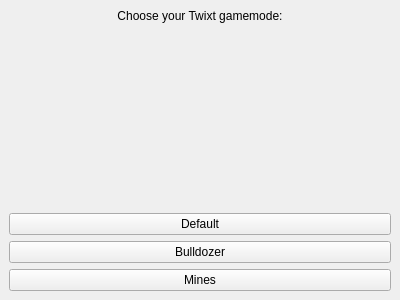
onisimm/Cookie-Byte-10LF323, file Project/QT/mainwindow.ui: the form before one commit.
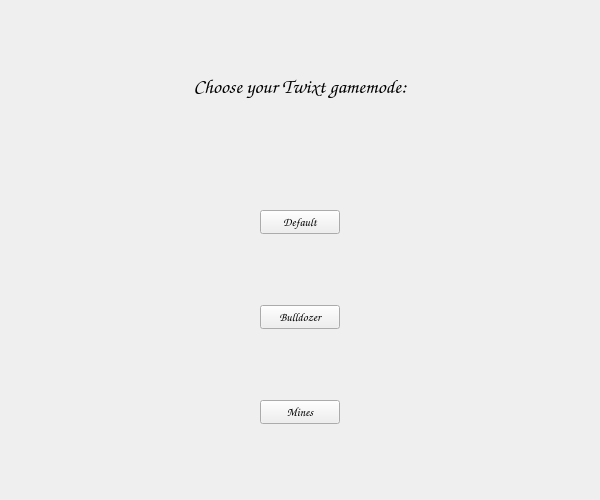
The form after the commit.

The edit to the form file:
```diff
--- a/Project/QT/mainwindow.ui
+++ b/Project/QT/mainwindow.ui
@@ -6,17 +6,41 @@
    <rect>
     <x>0</x>
     <y>0</y>
-    <width>400</width>
-    <height>300</height>
+    <width>600</width>
+    <height>500</height>
    </rect>
   </property>
   <property name="windowTitle">
    <string>Twixt Game</string>
   </property>
+  <property name="layoutDirection">
+   <enum>Qt::LeftToRight</enum>
+  </property>
+  <property name="autoFillBackground">
+   <bool>true</bool>
+  </property>
+  <property name="tabShape">
+   <enum>QTabWidget::Rounded</enum>
+  </property>
   <widget class="QWidget" name="centralWidget">
    <layout class="QVBoxLayout" name="verticalLayout">
     <item>
      <widget class="QLabel" name="titleLabel">
+      <property name="sizePolicy">
+       <sizepolicy hsizetype="Preferred" vsizetype="Maximum">
+        <horstretch>0</horstretch>
+        <verstretch>0</verstretch>
+       </sizepolicy>
+      </property>
+      <property name="font">
+       <font>
+        <family>Comic Sans MS</family>
+        <pointsize>15</pointsize>
+       </font>
+      </property>
+      <property name="text">
+       <string>Choose your Twixt gamemode:</string>
+      </property>
       <property name="alignment">
        <set>Qt::AlignCenter</set>
       </property>
@@ -30,6 +54,9 @@
       <property name="orientation">
        <enum>Qt::Vertical</enum>
       </property>
+      <property name="sizeType">
+       <enum>QSizePolicy::Maximum</enum>
+      </property>
       <property name="sizeHint" stdset="0">
        <size>
         <width>20</width>
@@ -38,22 +65,43 @@
       </property>
      </spacer>
     </item>
-    <item>
+    <item alignment="Qt::AlignHCenter">
      <widget class="QPushButton" name="defaultButton">
+      <property name="sizePolicy">
+       <sizepolicy hsizetype="Minimum" vsizetype="Fixed">
+        <horstretch>0</horstretch>
+        <verstretch>0</verstretch>
+       </sizepolicy>
+      </property>
+      <property name="font">
+       <font>
+        <family>Comic Sans MS</family>
+       </font>
+      </property>
       <property name="text">
        <string>Default</string>
       </property>
      </widget>
     </item>
-    <item>
+    <item alignment="Qt::AlignHCenter">
      <widget class="QPushButton" name="bulldozerButton">
+      <property name="font">
+       <font>
+        <family>Comic Sans MS</family>
+       </font>
+      </property>
       <property name="text">
        <string>Bulldozer</string>
       </property>
      </widget>
     </item>
-    <item>
+    <item alignment="Qt::AlignHCenter">
      <widget class="QPushButton" name="minesButton">
+      <property name="font">
+       <font>
+        <family>Comic Sans MS</family>
+       </font>
+      </property>
       <property name="text">
        <string>Mines</string>
       </property>
```
Left out of the diff: 3 changed lines with no effect on the pictures.
